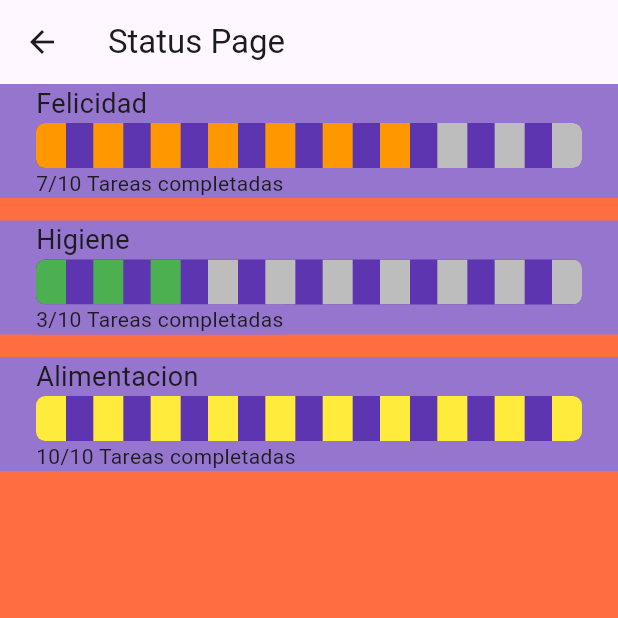
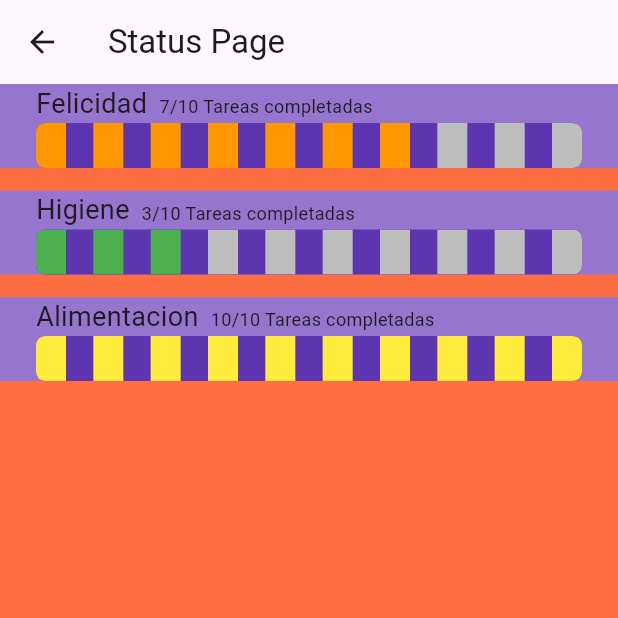
Before and after one commit to jQuera/RealGotchi, a Flutter app: the screen it shows after launch, item 2 of the bottom bar chosen, on a phone screen of 412 x 824 dp, the top half of it. Run offline on Flutter 3.47's test engine with Material 3 defaults, Android fonts, the phone set to English and light mode, and no system bars.

Commit message:
:lipstick: - texto reubicado de posicion

```diff
--- a/lib/ui/views/status/pages/status_page.dart
+++ b/lib/ui/views/status/pages/status_page.dart
@@ -55,9 +55,21 @@ class StatusMonitor extends StatelessWidget {
       child: Column(
         crossAxisAlignment: CrossAxisAlignment.start,
         children: [
-          Text(
-            title,
-            style: const TextStyle(fontSize: 18),
+          Row(
+            crossAxisAlignment: CrossAxisAlignment.baseline,
+            textBaseline: TextBaseline.alphabetic,
+            children: [
+              Text(
+                title,
+                style: const TextStyle(fontSize: 18),
+              ),
+              const SizedBox(width: 8),
+              Container(
+                color: Colors.deepPurple.shade300,
+                child: Text('$quantityCompleted/10 Tareas completadas',
+                    style: const TextStyle(fontSize: 12)),
+              ),
+            ],
           ),
           Container(
             decoration: BoxDecoration(
@@ -81,10 +93,6 @@ class StatusMonitor extends StatelessWidget {
               ),
             ),
           ),
-          Container(
-            color: Colors.deepPurple.shade300,
-            child: Text('$quantityCompleted/10 Tareas completadas'),
-          ),
         ],
       ),
     );
```
